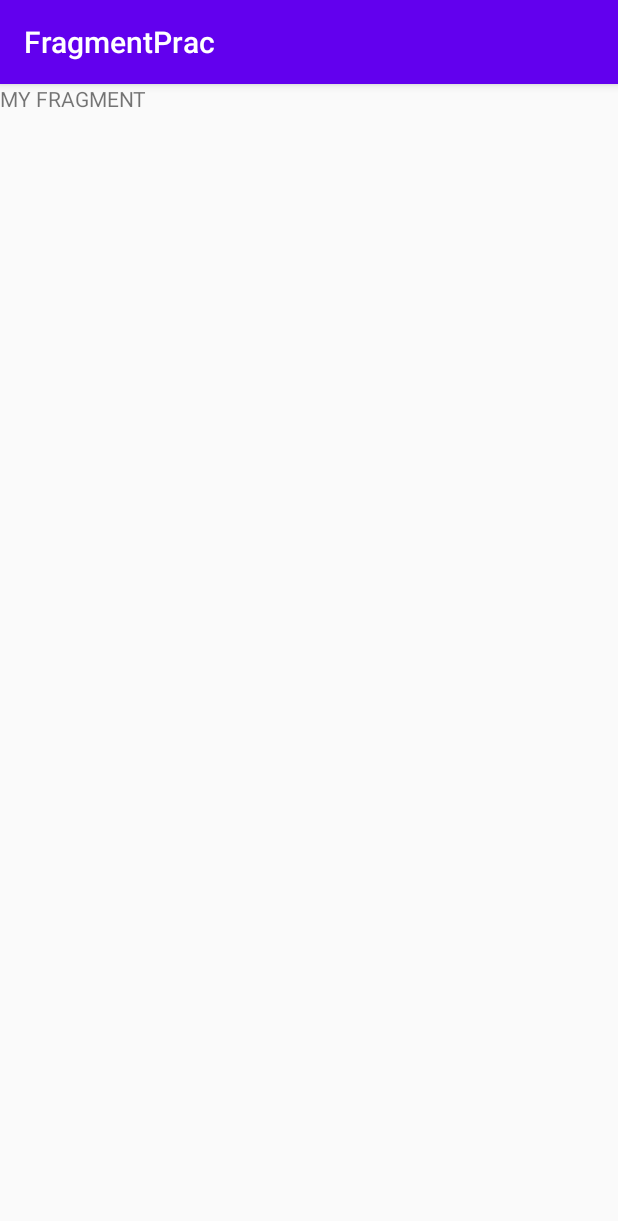
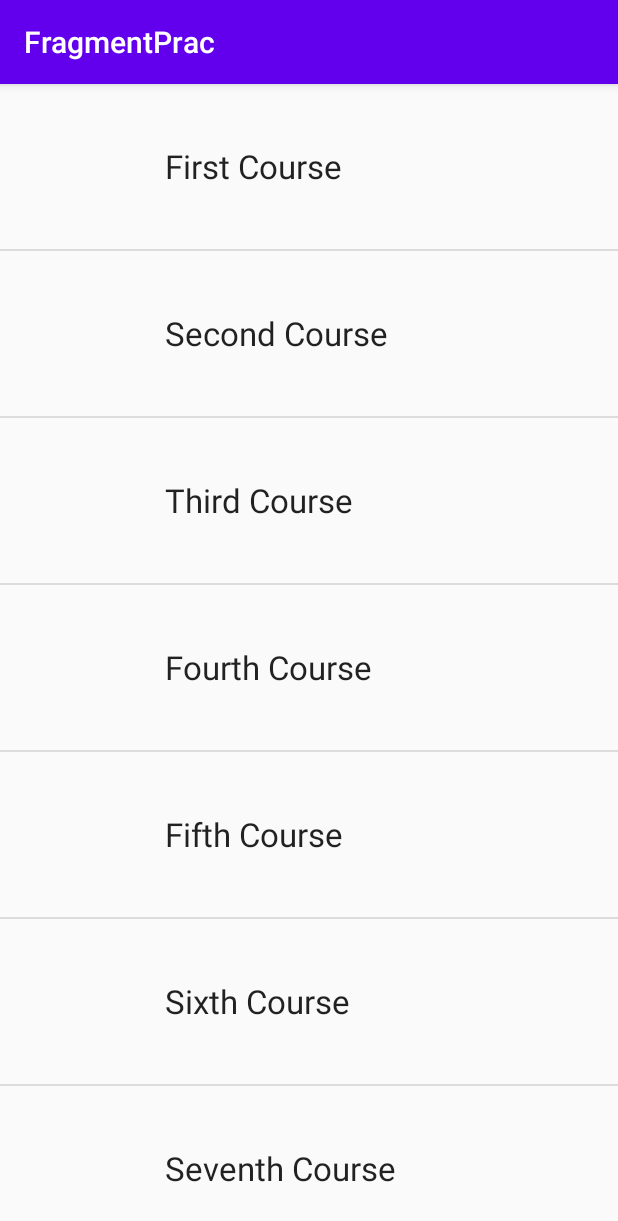
Before and after one commit to acolistro/FragmentPrac, an Android app: the screen it shows after launch (MainActivity), on a phone screen of 412 x 824 dp. Shown: the top 1221 px of the screen. Run offline under Robolectric (Android 15) with nearby library versions, the phone set to English and light mode, and no system bars.

Commit message:
fragment course list displays without images

```diff
--- a/app/src/main/java/com/example/fragmentprac/MainFragment.java
+++ b/app/src/main/java/com/example/fragmentprac/MainFragment.java
@@ -5,21 +5,43 @@ import android.os.Bundle;
 import androidx.annotation.NonNull;
 import androidx.annotation.Nullable;
 import androidx.fragment.app.Fragment;
+import androidx.fragment.app.ListFragment;
 
 import android.view.LayoutInflater;
 import android.view.View;
 import android.view.ViewGroup;
+import android.widget.ListView;
 
-public class MainFragment extends Fragment {
+import com.example.fragmentprac.data.Course;
+import com.example.fragmentprac.data.CourseArrayAdapter;
+import com.example.fragmentprac.data.CourseData;
+
+import java.util.List;
+
+public class MainFragment extends ListFragment {
+
+    List<Course> courses = new CourseData().courseList();
 
 
     public MainFragment() {
         // Required empty public constructor
     }
 
+    @Override
+    public void onCreate(@Nullable Bundle savedInstanceState) {
+        super.onCreate(savedInstanceState);
+
+        CourseArrayAdapter adapter = new CourseArrayAdapter(getActivity(),
+                R.layout.course_listitem, courses);
+
+        setListAdapter(adapter);
+
+    }
+
     @Nullable
     @Override
     public View onCreateView(@NonNull LayoutInflater inflater, @Nullable ViewGroup container, @Nullable Bundle savedInstanceState) {
+
         View view = inflater.inflate(R.layout.my_fragment, container, false);
 
         return view;
--- a/app/src/main/java/com/example/fragmentprac/data/CourseArrayAdapter.java
+++ b/app/src/main/java/com/example/fragmentprac/data/CourseArrayAdapter.java
@@ -22,17 +22,17 @@ public class CourseArrayAdapter extends ArrayAdapter<Course> {
     private Context context;
     private List<Course> courses;
 
-    public CourseArrayAdapter(@NonNull Context context, @LayoutRes int resource, @NonNull Course[] courses) {
+    public CourseArrayAdapter(@NonNull Context context, @LayoutRes int resource, @NonNull List<Course> courses) {
         super(context, resource, courses);
         this.context = context;
-        this.courses = Arrays.asList(courses);
+        this.courses = courses;
     }
 
     @NonNull
     @Override
     public View getView(int position, @Nullable View convertView, @NonNull ViewGroup parent) {
 
-        Course course = courses.get(position);
+        Course course = (Course) courses.get(position);
         LayoutInflater inflater = (LayoutInflater) context.getSystemService(Activity.LAYOUT_INFLATER_SERVICE);
 
         View view = inflater.inflate(R.layout.course_listitem, null);
--- a/app/src/main/res/layout/my_fragment.xml
+++ b/app/src/main/res/layout/my_fragment.xml
@@ -7,9 +7,9 @@
     tools:context=".MainActivity"
     android:layout_toEndOf="@+id/myContainer">
 
-    <TextView
-        android:text="@string/my_fragment"
+    <ListView
+        android:id="@android:id/list"
         android:layout_width="match_parent"
-        android:layout_height="match_parent"/>
+        android:layout_height="wrap_content"/>
 
 </FrameLayout>
```
Also changed, not shown: app/src/main/res/drawable/vm_image_2.jpg (renamed from app/src/main/res/drawable/VW_image_2 copy.jpg), app/src/main/res/drawable/vw_image_1.jpg (renamed from app/src/main/res/drawable/VW_image_1 copy.jpg), app/src/main/res/drawable/vw_image_3.png (renamed from app/src/main/res/drawable/VW_image_3 copy.png), app/src/main/res/drawable/vw_image_4.png (renamed from app/src/main/res/drawable/VW_image_4 copy.png), app/src/main/res/drawable/vw_image_5.jpg (renamed from app/src/main/res/drawable/VW_image_5 copy.jpg), app/src/main/res/drawable/vw_image_6.png (renamed from app/src/main/res/drawable/VW_image_6 copy.png), app/src/main/res/drawable/vw_image_7.png (renamed from app/src/main/res/drawable/VW_image_7 copy.png).
